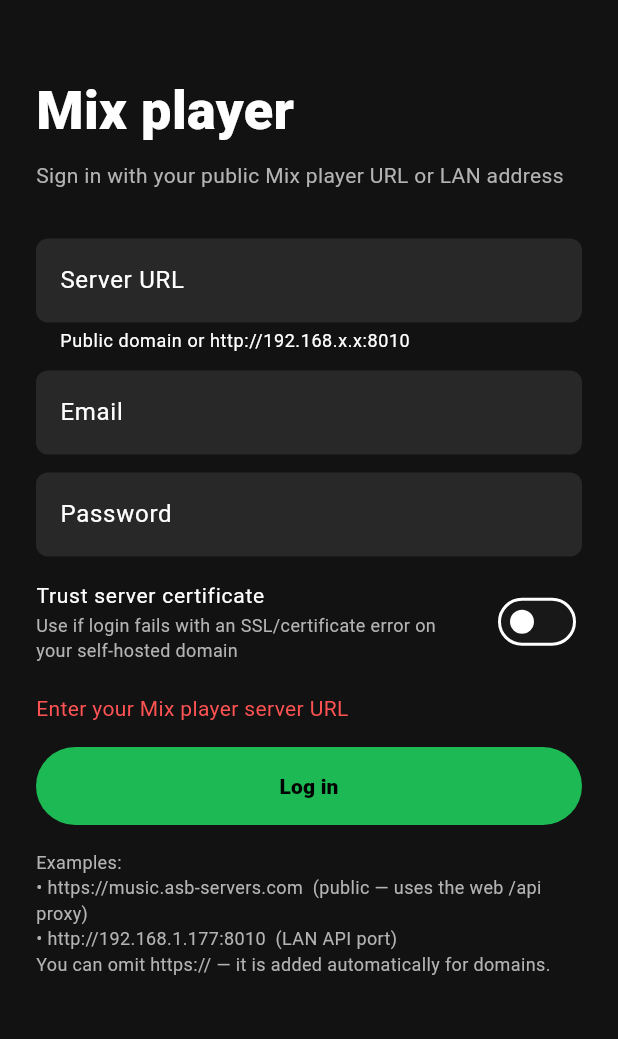
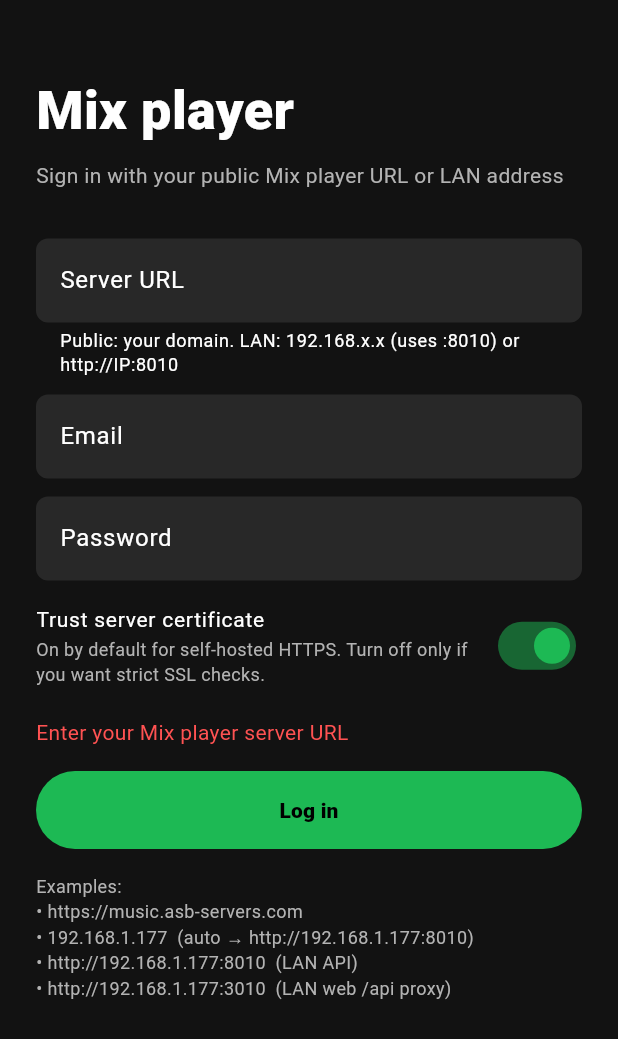
Before and after one commit to ASB131/spotify-self-hosted-clone, a Flutter app: the screen it shows after launch, after a tap on "Log in", on a phone screen of 412 x 824 dp. Shown: the top 1039 px of the screen. Run offline on Flutter 3.47's test engine with Material 3 defaults, Android fonts, the phone set to English and light mode, and no system bars; our stand-ins replace cached_network_image, connectivity_plus, flutter_secure_storage, just_audio, shared_preferences; missing offline and left inert: audio_session.

Commit message:
Fix Android login reachability for LAN and public HTTPS (v2.1.2).
Default private IPs to http://IP:8010, force https for public hosts, auto-retry with trust-cert on SSL failures, and clarify login URL examples.

```diff
--- a/mobile/lib/api_client.dart
+++ b/mobile/lib/api_client.dart
@@ -57,8 +57,19 @@
     _client = IOClient(io);
   }
 
+  static bool _isPrivateHost(String host) {
+    final h = host.toLowerCase();
+    return h == 'localhost' ||
+        h == '127.0.0.1' ||
+        RegExp(r'^10\.\d+\.\d+\.\d+$').hasMatch(h) ||
+        RegExp(r'^192\.168\.\d+\.\d+$').hasMatch(h) ||
+        RegExp(r'^172\.(1[6-9]|2\d|3[01])\.\d+\.\d+$').hasMatch(h);
+  }
+
   /// Normalize user input into an absolute API/web origin.
-  /// Private LAN IPs default to http; everything else defaults to https.
+  ///
+  /// - Public hostnames always use https (even if the user typed http://).
+  /// - Private LAN IPs default to http and, with no port, use :8010 (API).
   static String normalizeServerUrl(String raw) {
     var s = raw.trim();
     if (s.isEmpty) throw ApiException('Enter your Mix player server URL');
@@ -69,31 +80,38 @@
     s = s.replaceAll(RegExp(r'/api(/v1)?$', caseSensitive: false), '');
 
     if (!s.contains('://')) {
-      final host = s.split('/').first.split(':').first.toLowerCase();
-      final isLoopback = host == 'localhost' || host == '127.0.0.1';
-      final isPrivate = isLoopback ||
-          RegExp(r'^10\.\d+\.\d+\.\d+$').hasMatch(host) ||
-          RegExp(r'^192\.168\.\d+\.\d+$').hasMatch(host) ||
-          RegExp(r'^172\.(1[6-9]|2\d|3[01])\.\d+\.\d+$').hasMatch(host);
-      s = '${isPrivate ? 'http' : 'https'}://$s';
+      final host = s.split('/').first.split(':').first;
+      s = '${_isPrivateHost(host) ? 'http' : 'https'}://$s';
     }
 
-    final uri = Uri.tryParse(s);
+    var uri = Uri.tryParse(s);
     if (uri == null || !uri.hasScheme || uri.host.isEmpty) {
       throw ApiException('Invalid server URL. Example: https://music.example.com');
     }
 
-    // Keep only origin (scheme://host[:port])
-    final port = uri.hasPort ? ':${uri.port}' : '';
-    return '${uri.scheme}://${uri.host}$port';
+    final private = _isPrivateHost(uri.host);
+
+    // Public domains: never use plain http (port 80 is usually closed / wrong).
+    if (!private && uri.scheme == 'http') {
+      uri = uri.replace(scheme: 'https');
+    }
+
+    // LAN bare IP with no port → API publish port used by this stack.
+    var port = uri.hasPort ? uri.port : null;
+    if (private && port == null && (uri.scheme == 'http' || uri.scheme == 'https')) {
+      port = 8010;
+    }
+
+    final portPart = port != null ? ':$port' : '';
+    return '${uri.scheme}://${uri.host}$portPart';
   }
 
   Future<void> setServer(String url, {bool? allowBadCerts}) async {
     _baseUrl = normalizeServerUrl(url);
     if (allowBadCerts != null) {
       _allowBadCerts = allowBadCerts;
-      _rebuildClient();
     }
+    _rebuildClient();
     final prefs = await SharedPreferences.getInstance();
     await prefs.setString('api_base', _baseUrl);
     await prefs.setBool('allow_bad_certs', _allowBadCerts);
@@ -117,37 +135,66 @@
 
   Future<void> login(String email, String password) async {
     if (_baseUrl.isEmpty) throw ApiException('Set your server URL first');
+
+    Future<http.Response> doPost() => _client
+        .post(
+          Uri.parse('$_baseUrl/api/v1/auth/login'),
+          headers: {'Content-Type': 'application/json', 'Accept': 'application/json'},
+          body: jsonEncode({'email': email.trim(), 'password': password}),
+        )
+        .timeout(const Duration(seconds: 25));
+
     http.Response res;
     try {
-      res = await _client
-          .post(
-            Uri.parse('$_baseUrl/api/v1/auth/login'),
-            headers: {'Content-Type': 'application/json', 'Accept': 'application/json'},
-            body: jsonEncode({'email': email.trim(), 'password': password}),
-          )
-          .timeout(const Duration(seconds: 25));
+      res = await doPost();
+    } on HandshakeException catch (e) {
+      if (!_allowBadCerts) {
+        await setAllowBadCerts(true);
+        try {
+          res = await doPost();
+        } on Exception catch (e2) {
+          throw ApiException(_reachError(e2, sslHint: true));
+        }
+      } else {
+        throw ApiException(_reachError(e, sslHint: true));
+      }
+    } on TlsException catch (e) {
+      if (!_allowBadCerts) {
+        await setAllowBadCerts(true);
+        try {
+          res = await doPost();
+        } on Exception catch (e2) {
+          throw ApiException(_reachError(e2, sslHint: true));
+        }
+      } else {
+        throw ApiException(_reachError(e, sslHint: true));
+      }
     } on SocketException catch (e) {
+      // Android sometimes surfaces cert failures as SocketException.
+      final msg = e.message.toLowerCase();
+      final looksSsl = msg.contains('certificate') ||
+          msg.contains('handshake') ||
+          msg.contains('ssl') ||
+          msg.contains('tls') ||
+          msg.contains('cert_');
+      if (looksSsl && !_allowBadCerts && _baseUrl.startsWith('https://')) {
+        await setAllowBadCerts(true);
+        try {
+          res = await doPost();
+        } on Exception catch (e2) {
+          throw ApiException(_reachError(e2, sslHint: true));
+        }
+      } else {
+        throw ApiException(_reachError(e));
+      }
+    } on TimeoutException {
       throw ApiException(
-        'Cannot reach $_baseUrl (${e.message}). Check the URL, HTTPS, and that your phone can access the server.',
-      );
-    } on HandshakeException catch (e) {
-      throw ApiException(
-        'SSL error talking to $_baseUrl. Enable “Trust server certificate” if you use a self-hosted / broken cert chain, or fix TLS on the server. ($e)',
-      );
-    } on TlsException catch (e) {
-      throw ApiException(
-        'TLS error for $_baseUrl. Enable “Trust server certificate” or renew the certificate. ($e)',
+        'Timed out connecting to $_baseUrl. For LAN use http://192.168.x.x:8010 — for public use https://your-domain.',
       );
     } on http.ClientException catch (e) {
-      final msg = e.message;
-      if (msg.toLowerCase().contains('certificate') || msg.toLowerCase().contains('ssl') || msg.toLowerCase().contains('tls')) {
-        throw ApiException(
-          'Certificate problem for $_baseUrl. Turn on “Trust server certificate” below, or fix HTTPS on the server.',
-        );
-      }
-      throw ApiException('Network error: $msg');
-    } on TimeoutException {
-      throw ApiException('Timed out connecting to $_baseUrl');
+      throw ApiException(_reachError(e));
+    } on Exception catch (e) {
+      throw ApiException(_reachError(e));
     }
 
     if (res.statusCode >= 400) {
@@ -159,6 +206,29 @@
       throw ApiException('No access token returned');
     }
     await _persistToken(token);
+  }
+
+  String _reachError(Object e, {bool sslHint = false}) {
+    final detail = e is SocketException
+        ? e.message
+        : e is http.ClientException
+            ? e.message
+            : e.toString();
+    final lower = detail.toLowerCase();
+    final ssl = sslHint ||
+        lower.contains('certificate') ||
+        lower.contains('handshake') ||
+        lower.contains('ssl') ||
+        lower.contains('tls');
+    if (ssl) {
+      return 'SSL problem talking to $_baseUrl ($detail). '
+          '“Trust server certificate” was enabled — try Log in again. '
+          'If it still fails, renew the HTTPS certificate on the server (Nginx Proxy Manager).';
+    }
+    final lanHint = _baseUrl.contains('192.168.') && !_baseUrl.contains(':8010')
+        ? ' Tip: LAN API is usually http://IP:8010 (not port 80).'
+        : '';
+    return 'Cannot reach $_baseUrl ($detail). Check Wi‑Fi/VPN and the URL.$lanHint';
   }
 
   Future<void> logout() async {
--- a/mobile/lib/screens/login_screen.dart
+++ b/mobile/lib/screens/login_screen.dart
@@ -16,14 +16,15 @@
   final _email = TextEditingController();
   final _password = TextEditingController();
   String? _localError;
-  bool _trustCert = false;
+  bool _trustCert = true;
 
   @override
   void initState() {
     super.initState();
     final api = context.read<AppState>().api;
     _server.text = api.baseUrl;
-    _trustCert = api.allowBadCerts;
+    // Prefer saved preference; default ON for first-run self-hosted TLS.
+    _trustCert = api.baseUrl.isEmpty ? true : api.allowBadCerts;
   }
 
   @override
@@ -73,7 +74,7 @@
               decoration: const InputDecoration(
                 labelText: 'Server URL',
                 hintText: 'https://music.example.com',
-                helperText: 'Public domain or http://192.168.x.x:8010',
+                helperText: 'Public: your domain. LAN: 192.168.x.x (uses :8010) or http://IP:8010',
                 helperMaxLines: 2,
               ),
             ),
@@ -96,7 +97,7 @@
               contentPadding: EdgeInsets.zero,
               title: const Text('Trust server certificate', style: TextStyle(fontSize: 14)),
               subtitle: const Text(
-                'Use if login fails with an SSL/certificate error on your self-hosted domain',
+                'On by default for self-hosted HTTPS. Turn off only if you want strict SSL checks.',
                 style: TextStyle(fontSize: 12, color: MixColors.muted),
               ),
               value: _trustCert,
@@ -131,9 +132,10 @@
             const SizedBox(height: 16),
             const Text(
               'Examples:\n'
-              '• https://music.asb-servers.com  (public — uses the web /api proxy)\n'
-              '• http://192.168.1.177:8010  (LAN API port)\n'
-              'You can omit https:// — it is added automatically for domains.',
+              '• https://music.asb-servers.com\n'
+              '• 192.168.1.177  (auto → http://192.168.1.177:8010)\n'
+              '• http://192.168.1.177:8010  (LAN API)\n'
+              '• http://192.168.1.177:3010  (LAN web /api proxy)',
               style: TextStyle(color: MixColors.muted, fontSize: 12, height: 1.4),
             ),
           ],
--- a/mobile/pubspec.yaml
+++ b/mobile/pubspec.yaml
@@ -1,7 +1,7 @@
 name: mix_player
 description: Mix player — self-hosted music on Android
 publish_to: "none"
-version: 2.1.1+3
+version: 2.1.2+4
 
 environment:
   sdk: ">=3.3.0 <4.0.0"
```
Also changed, not shown: 2 other files.
